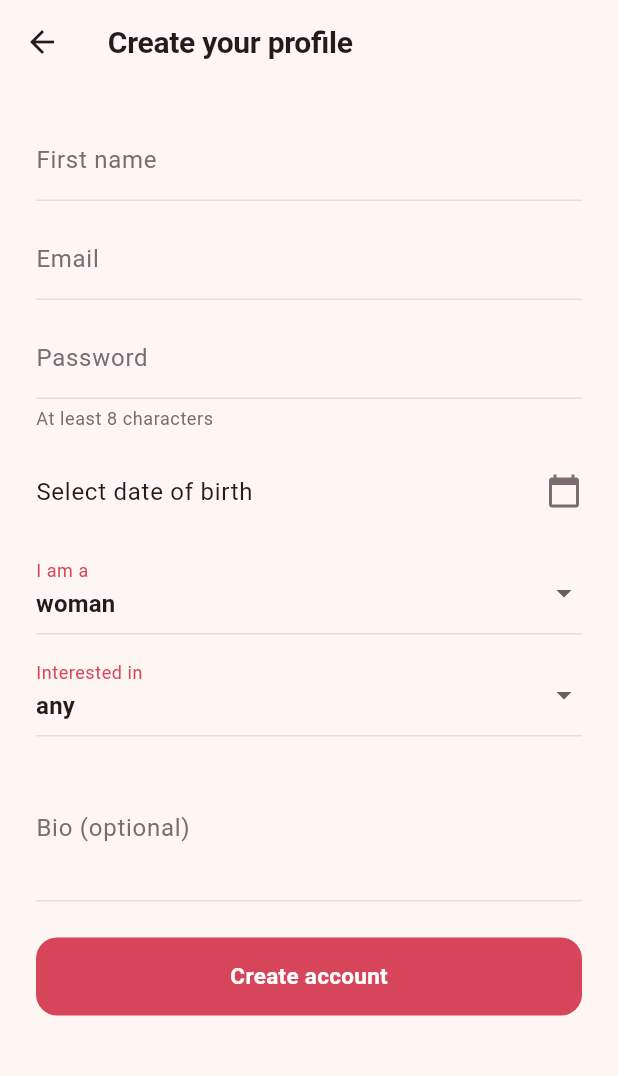
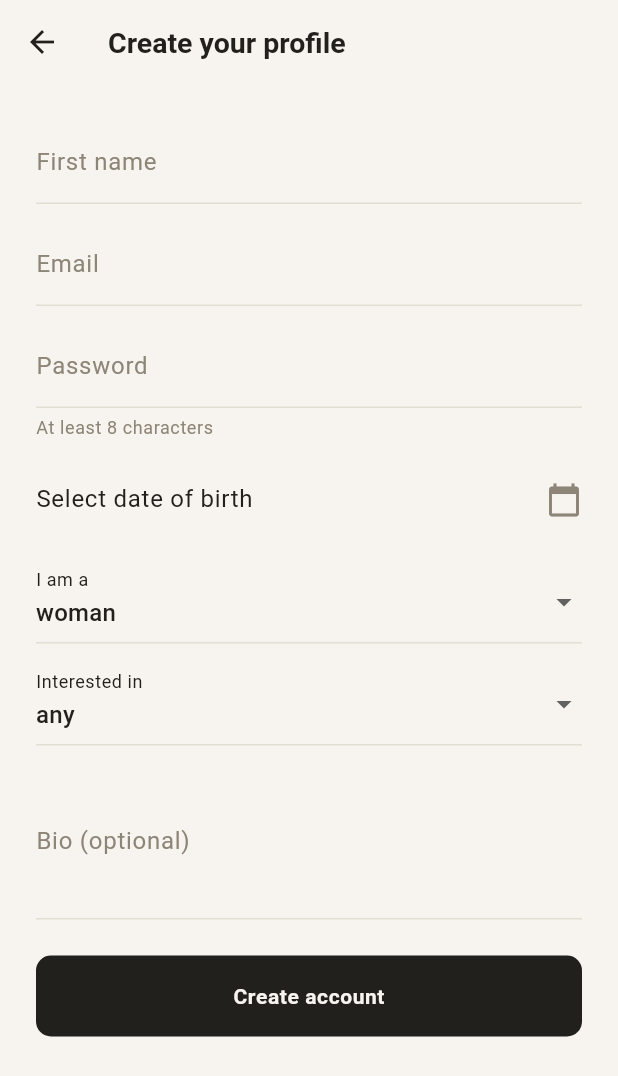
Before and after one commit to Iprx/New-World, a Flutter app: the screen it shows after launch, after a tap on "Log in", after a tap on "New here? Create an account", on a phone screen of 412 x 824 dp. Shown: the top 1076 px of the screen. Run offline on Flutter 3.47's test engine with Material 3 defaults, Android fonts, the phone set to English and light mode, and no system bars; our stand-ins replace flutter_secure_storage, image_picker; accounts and stored records are empty; network calls fail.

Commit message:
Redesign Mingla toward a minimal, elegant look
Replaces the coral/plum theme with a near-monochrome ink/ivory palette and
a single muted sage accent spent deliberately in a few places (the mark,
the "my message" chat bubble tint, small interactive links) rather than
applied to every button and icon:

- Buttons, nav bar, and focus states now use ink-on-ivory (dark-on-light,
  inverted in dark mode) instead of a bright accent fill.
- Cards and dialogs dropped shadows for hairline borders; corner radii
  are smaller and less rounded.
- Typography loosened up: lighter weights, open tracking, more line-height
  — restrained rather than bold/tight.
- The mark is now a thin ink ring with a single sage dot, rather than two
  solid overlapping circles.

Also fixes a real bug this surfaced: a global IconButtonThemeData added
for the chat send button was leaking onto every plain IconButton in the
app (back arrows, logout, delete-photo), turning them into solid filled
circles. Removed it — IconButton.filled already reads colorScheme.primary/
onPrimary by default in Material 3, no theme override needed.

Verified by rebuilding for Linux desktop and re-driving the full flow
(register, discover, match, chat, profile) under Xvfb against the live
backend. flutter analyze and flutter test are clean.

```diff
--- a/mobile/lib/screens/chat_screen.dart
+++ b/mobile/lib/screens/chat_screen.dart
@@ -104,7 +104,7 @@ class _ChatScreenState extends State<ChatScreen> {
                           margin: const EdgeInsets.symmetric(vertical: 4),
                           padding: const EdgeInsets.symmetric(horizontal: 16, vertical: 11),
                           decoration: BoxDecoration(
-                            color: isMine ? scheme.primaryContainer : scheme.surfaceContainerHighest,
+                            color: isMine ? scheme.secondaryContainer : scheme.surfaceContainerHighest,
                             borderRadius: BorderRadius.only(
                               topLeft: const Radius.circular(18),
                               topRight: const Radius.circular(18),
--- a/mobile/lib/theme.dart
+++ b/mobile/lib/theme.dart
@@ -2,30 +2,27 @@ import 'package:flutter/material.dart';
 
 /// Mingla's design tokens and the light/dark [ThemeData] built from them.
 ///
-/// Colors are hand-picked rather than generated from a single seed so the
-/// palette reads as chosen: a warm coral for primary actions and matches,
-/// a muted plum for secondary emphasis, and warm (not pure white/black)
-/// neutrals throughout.
+/// Minimal & elegant: a near-monochrome ink/ivory palette carries almost
+/// everything (buttons, nav, focus states), with a single muted sage accent
+/// spent deliberately in a few places — the mark, the like button's heart,
+/// small interactive text — rather than spread across every control.
 class MinglaColors {
   MinglaColors._();
 
-  static const coral = Color(0xFFD6455A);
-  static const coralLight = Color(0xFFF0768A);
-  static const plum = Color(0xFF5B3A4B);
-  static const plumLight = Color(0xFFD8B4C4);
-  static const gold = Color(0xFFCF9A3E);
+  static const accent = Color(0xFF5B6B4C);
+  static const accentLight = Color(0xFF93A87F);
 
-  static const creamBackground = Color(0xFFFDF6F3);
-  static const creamSurface = Color(0xFFFFFFFF);
-  static const inkLight = Color(0xFF241B1F);
-  static const mutedLight = Color(0xFF7C6B70);
-  static const lineLight = Color(0xFFEBDFDD);
+  static const paper = Color(0xFFF7F4EF);
+  static const surfaceLight = Color(0xFFFFFFFF);
+  static const inkLight = Color(0xFF22201C);
+  static const mutedLight = Color(0xFF8D8577);
+  static const lineLight = Color(0xFFE3DED3);
 
-  static const nightBackground = Color(0xFF1C1417);
-  static const nightSurface = Color(0xFF261C20);
-  static const inkDark = Color(0xFFF5E9E7);
-  static const mutedDark = Color(0xFFB9A6AC);
-  static const lineDark = Color(0xFF3A2C31);
+  static const nightBackground = Color(0xFF1B1912);
+  static const nightSurface = Color(0xFF221F17);
+  static const inkDark = Color(0xFFECE7DD);
+  static const mutedDark = Color(0xFFA79E8E);
+  static const lineDark = Color(0xFF37342A);
 }
 
 class MinglaTheme {
@@ -34,45 +31,46 @@ class MinglaTheme {
   static TextTheme _textTheme(Color ink, Color muted) {
     // No bundled display face — weight, tracking, and size carry the
     // hierarchy on the platform's own system font (Roboto/SF), so both
-    // platforms render identically with no silent-fallback risk.
+    // platforms render identically with no silent-fallback risk. Open
+    // tracking and lighter weights (vs. a bold/tight display style) are
+    // what read as "elegant" rather than "loud" here.
     return TextTheme(
       headlineMedium: TextStyle(
-        fontSize: 32,
-        fontWeight: FontWeight.w700,
-        letterSpacing: -0.5,
-        color: ink,
-        height: 1.15,
-      ),
-      headlineSmall: TextStyle(
-        fontSize: 26,
-        fontWeight: FontWeight.w700,
-        letterSpacing: -0.3,
+        fontSize: 30,
+        fontWeight: FontWeight.w600,
+        letterSpacing: 0.2,
         color: ink,
         height: 1.2,
       ),
+      headlineSmall: TextStyle(
+        fontSize: 24,
+        fontWeight: FontWeight.w600,
+        letterSpacing: 0.1,
+        color: ink,
+        height: 1.25,
+      ),
       titleLarge: TextStyle(
-        fontSize: 20,
-        fontWeight: FontWeight.w700,
-        letterSpacing: -0.2,
+        fontSize: 19,
+        fontWeight: FontWeight.w600,
         color: ink,
       ),
       titleMedium: TextStyle(
         fontSize: 16,
-        fontWeight: FontWeight.w600,
+        fontWeight: FontWeight.w500,
         color: ink,
       ),
-      bodyLarge: TextStyle(fontSize: 16, color: ink, height: 1.4),
-      bodyMedium: TextStyle(fontSize: 14, color: ink, height: 1.45),
-      bodySmall: TextStyle(fontSize: 13, color: muted, height: 1.4),
+      bodyLarge: TextStyle(fontSize: 16, fontWeight: FontWeight.w400, color: ink, height: 1.5),
+      bodyMedium: TextStyle(fontSize: 14, fontWeight: FontWeight.w400, color: ink, height: 1.5),
+      bodySmall: TextStyle(fontSize: 13, fontWeight: FontWeight.w400, color: muted, height: 1.45),
       labelLarge: const TextStyle(
-        fontSize: 15,
+        fontSize: 14,
         fontWeight: FontWeight.w600,
-        letterSpacing: 0.2,
+        letterSpacing: 0.4,
       ),
       labelSmall: TextStyle(
         fontSize: 11,
         fontWeight: FontWeight.w600,
-        letterSpacing: 0.6,
+        letterSpacing: 0.8,
         color: muted,
       ),
     );
@@ -80,14 +78,14 @@ class MinglaTheme {
 
   static ThemeData light = _build(
     brightness: Brightness.light,
-    background: MinglaColors.creamBackground,
-    surface: MinglaColors.creamSurface,
+    background: MinglaColors.paper,
+    surface: MinglaColors.surfaceLight,
     ink: MinglaColors.inkLight,
     muted: MinglaColors.mutedLight,
     line: MinglaColors.lineLight,
-    primary: MinglaColors.coral,
-    onPrimary: Colors.white,
-    secondary: MinglaColors.plum,
+    primary: MinglaColors.inkLight,
+    onPrimary: MinglaColors.paper,
+    secondary: MinglaColors.accent,
     onSecondary: Colors.white,
   );
 
@@ -98,9 +96,9 @@ class MinglaTheme {
     ink: MinglaColors.inkDark,
     muted: MinglaColors.mutedDark,
     line: MinglaColors.lineDark,
-    primary: MinglaColors.coralLight,
+    primary: MinglaColors.inkDark,
     onPrimary: MinglaColors.nightBackground,
-    secondary: MinglaColors.plumLight,
+    secondary: MinglaColors.accentLight,
     onSecondary: MinglaColors.nightBackground,
   );
 
@@ -120,16 +118,17 @@ class MinglaTheme {
       brightness: brightness,
       primary: primary,
       onPrimary: onPrimary,
-      // A soft tint of primary over the surface — used for "my message"
-      // chat bubbles — rather than the full-strength accent, which would
-      // need white text and compete with the button/nav uses of primary.
-      primaryContainer: Color.alphaBlend(primary.withValues(alpha: 0.20), surface),
+      primaryContainer: Color.alphaBlend(primary.withValues(alpha: 0.10), surface),
       onPrimaryContainer: ink,
       secondary: secondary,
       onSecondary: onSecondary,
-      tertiary: MinglaColors.gold,
-      onTertiary: MinglaColors.inkLight,
-      error: const Color(0xFFBA1A1A),
+      // "My message" chat bubbles: a quiet sage tint rather than a solid
+      // fill, so the one accent color shows up softly instead of loudly.
+      secondaryContainer: Color.alphaBlend(secondary.withValues(alpha: 0.16), surface),
+      onSecondaryContainer: ink,
+      tertiary: secondary,
+      onTertiary: onSecondary,
+      error: const Color(0xFFA23B34),
       onError: Colors.white,
       surface: surface,
       onSurface: ink,
@@ -158,61 +157,71 @@ class MinglaTheme {
       ),
       cardTheme: CardThemeData(
         color: surface,
-        elevation: 2,
-        shadowColor: ink.withValues(alpha: 0.18),
+        elevation: 0,
+        shadowColor: Colors.transparent,
         surfaceTintColor: Colors.transparent,
-        shape: RoundedRectangleBorder(borderRadius: BorderRadius.circular(20)),
+        shape: RoundedRectangleBorder(
+          borderRadius: BorderRadius.circular(16),
+          side: BorderSide(color: line),
+        ),
       ),
       inputDecorationTheme: InputDecorationTheme(
         labelStyle: TextStyle(color: muted),
-        floatingLabelStyle: TextStyle(color: primary),
+        floatingLabelStyle: TextStyle(color: ink),
         helperStyle: TextStyle(color: muted, fontSize: 12),
         enabledBorder: UnderlineInputBorder(borderSide: BorderSide(color: line)),
         border: UnderlineInputBorder(borderSide: BorderSide(color: line)),
-        focusedBorder: UnderlineInputBorder(borderSide: BorderSide(color: primary, width: 2)),
+        focusedBorder: UnderlineInputBorder(borderSide: BorderSide(color: ink, width: 1.5)),
       ),
       filledButtonTheme: FilledButtonThemeData(
         style: FilledButton.styleFrom(
           backgroundColor: primary,
           foregroundColor: onPrimary,
-          minimumSize: const Size.fromHeight(52),
+          minimumSize: const Size.fromHeight(54),
           textStyle: textTheme.labelLarge,
-          shape: RoundedRectangleBorder(borderRadius: BorderRadius.circular(14)),
+          shape: RoundedRectangleBorder(borderRadius: BorderRadius.circular(10)),
         ),
       ),
       outlinedButtonTheme: OutlinedButtonThemeData(
         style: OutlinedButton.styleFrom(
           foregroundColor: ink,
-          side: BorderSide(color: line, width: 1.5),
-          minimumSize: const Size.fromHeight(52),
-          shape: RoundedRectangleBorder(borderRadius: BorderRadius.circular(14)),
+          side: BorderSide(color: line, width: 1.2),
+          minimumSize: const Size.fromHeight(54),
+          textStyle: textTheme.labelLarge,
+          shape: RoundedRectangleBorder(borderRadius: BorderRadius.circular(10)),
         ),
       ),
       textButtonTheme: TextButtonThemeData(
-        style: TextButton.styleFrom(foregroundColor: primary, textStyle: textTheme.bodyMedium),
+        style: TextButton.styleFrom(foregroundColor: secondary, textStyle: textTheme.bodyMedium),
       ),
+      // No global IconButtonThemeData: it would apply to every plain
+      // IconButton (back arrows, the logout/delete icons), not just
+      // IconButton.filled. The chat send button gets its filled ink circle
+      // from Material 3's own default filled-variant styling, which already
+      // reads colorScheme.primary/onPrimary.
       floatingActionButtonTheme: FloatingActionButtonThemeData(
         backgroundColor: surface,
-        foregroundColor: primary,
-        elevation: 3,
-        shape: const CircleBorder(),
+        foregroundColor: ink,
+        elevation: 0,
+        shape: CircleBorder(side: BorderSide(color: line)),
       ),
       navigationBarTheme: NavigationBarThemeData(
         backgroundColor: surface,
-        indicatorColor: primary.withValues(alpha: brightness == Brightness.dark ? 0.28 : 0.16),
+        indicatorColor: Colors.transparent,
         surfaceTintColor: Colors.transparent,
         elevation: 0,
+        height: 64,
         labelTextStyle: WidgetStateProperty.resolveWith((states) {
           final selected = states.contains(WidgetState.selected);
           return TextStyle(
             fontSize: 12,
-            fontWeight: selected ? FontWeight.w700 : FontWeight.w500,
-            color: selected ? primary : muted,
+            fontWeight: selected ? FontWeight.w600 : FontWeight.w500,
+            color: selected ? ink : muted,
           );
         }),
         iconTheme: WidgetStateProperty.resolveWith((states) {
           final selected = states.contains(WidgetState.selected);
-          return IconThemeData(color: selected ? primary : muted);
+          return IconThemeData(color: selected ? ink : muted);
         }),
       ),
       dialogTheme: DialogThemeData(
@@ -220,16 +229,19 @@ class MinglaTheme {
         surfaceTintColor: Colors.transparent,
         titleTextStyle: textTheme.titleLarge,
         contentTextStyle: textTheme.bodyMedium,
-        shape: RoundedRectangleBorder(borderRadius: BorderRadius.circular(20)),
+        shape: RoundedRectangleBorder(
+          borderRadius: BorderRadius.circular(16),
+          side: BorderSide(color: line),
+        ),
       ),
       snackBarTheme: SnackBarThemeData(
         backgroundColor: ink,
         contentTextStyle: TextStyle(color: background),
         behavior: SnackBarBehavior.floating,
-        shape: RoundedRectangleBorder(borderRadius: BorderRadius.circular(12)),
+        shape: RoundedRectangleBorder(borderRadius: BorderRadius.circular(10)),
       ),
       dividerTheme: DividerThemeData(color: line, space: 1),
-      progressIndicatorTheme: ProgressIndicatorThemeData(color: primary),
+      progressIndicatorTheme: ProgressIndicatorThemeData(color: ink),
     );
   }
 }
--- a/mobile/lib/widgets/mingla_mark.dart
+++ b/mobile/lib/widgets/mingla_mark.dart
@@ -2,8 +2,9 @@ import 'package:flutter/material.dart';
 
 import '../theme.dart';
 
-/// The Mingla mark: two overlapping circles standing in for two people
-/// "mingling" — the overlap reads as a third, blended tone.
+/// The Mingla mark: a thin ink ring with a solid sage dot resting on its
+/// edge — two forms meeting, drawn with a single deliberate spot of color
+/// rather than a bold two-tone logo.
 class MinglaMark extends StatelessWidget {
   const MinglaMark({super.key, this.size = 56});
 
@@ -12,43 +13,35 @@ class MinglaMark extends StatelessWidget {
   @override
   Widget build(BuildContext context) {
     final isDark = Theme.of(context).brightness == Brightness.dark;
-    final coral = isDark ? MinglaColors.coralLight : MinglaColors.coral;
-    final plum = isDark ? MinglaColors.plumLight : MinglaColors.plum;
-    final circle = size * 0.72;
+    final ink = isDark ? MinglaColors.inkDark : MinglaColors.inkLight;
+    final accent = isDark ? MinglaColors.accentLight : MinglaColors.accent;
+    final dot = size * 0.4;
 
     return SizedBox(
       width: size,
       height: size,
       child: Stack(
+        clipBehavior: Clip.none,
         children: [
-          Positioned(
-            left: 0,
-            top: 0,
-            child: _Circle(diameter: circle, color: coral),
+          Container(
+            width: size,
+            height: size,
+            decoration: BoxDecoration(
+              shape: BoxShape.circle,
+              border: Border.all(color: ink, width: size * 0.035),
+            ),
           ),
           Positioned(
-            right: 0,
-            bottom: 0,
-            child: _Circle(diameter: circle, color: plum.withValues(alpha: 0.88)),
+            right: -dot * 0.22,
+            bottom: -dot * 0.22,
+            child: Container(
+              width: dot,
+              height: dot,
+              decoration: BoxDecoration(shape: BoxShape.circle, color: accent),
+            ),
           ),
         ],
       ),
     );
   }
 }
-
-class _Circle extends StatelessWidget {
-  const _Circle({required this.diameter, required this.color});
-
-  final double diameter;
-  final Color color;
-
-  @override
-  Widget build(BuildContext context) {
-    return Container(
-      width: diameter,
-      height: diameter,
-      decoration: BoxDecoration(color: color, shape: BoxShape.circle),
-    );
-  }
-}
--- a/mobile/lib/widgets/profile_card.dart
+++ b/mobile/lib/widgets/profile_card.dart
@@ -35,7 +35,7 @@ class ProfileCard extends StatelessWidget {
                 begin: Alignment.topCenter,
                 end: Alignment.bottomCenter,
                 stops: [0.5, 1],
-                colors: [Colors.transparent, Color(0xCC1A0E13)],
+                colors: [Colors.transparent, Color(0xCC1A1814)],
               ),
             ),
           ),
@@ -64,7 +64,7 @@ class ProfileCard extends StatelessWidget {
                     Text(
                       '${profile.age}',
                       style: const TextStyle(
-                        color: Color(0xFFEBD9DC),
+                        color: Color(0xFFDBD4C8),
                         fontSize: 20,
                         fontWeight: FontWeight.w400,
                       ),
@@ -77,7 +77,7 @@ class ProfileCard extends StatelessWidget {
                     profile.bio,
                     maxLines: 2,
                     overflow: TextOverflow.ellipsis,
-                    style: const TextStyle(color: Color(0xFFF2E6E9), fontSize: 14, height: 1.35),
+                    style: const TextStyle(color: Color(0xFFEDE8DE), fontSize: 14, height: 1.35),
                   ),
                 ],
               ],
@@ -95,15 +95,9 @@ class _PlaceholderPhoto extends StatelessWidget {
   @override
   Widget build(BuildContext context) {
     return Container(
-      decoration: BoxDecoration(
-        gradient: LinearGradient(
-          begin: Alignment.topLeft,
-          end: Alignment.bottomRight,
-          colors: [MinglaColors.plum.withValues(alpha: 0.55), MinglaColors.coral.withValues(alpha: 0.55)],
-        ),
-      ),
-      child: const Center(
-        child: Icon(Icons.person_rounded, size: 96, color: Colors.white70),
+      decoration: const BoxDecoration(color: MinglaColors.lineLight),
+      child: Center(
+        child: Icon(Icons.person_rounded, size: 96, color: MinglaColors.mutedLight.withValues(alpha: 0.7)),
       ),
     );
   }
```
